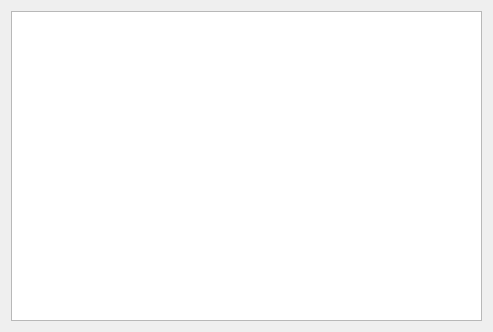
aschuman/CoBaB, file core/ui/ResultsPageWidget.ui: the form before one commit.
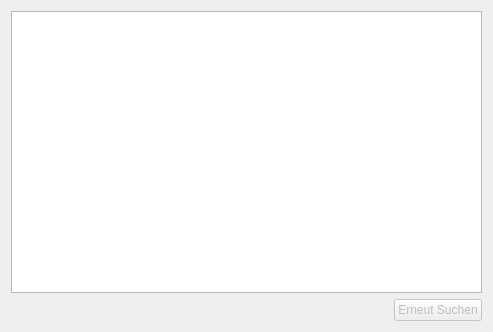
The form after the commit.

Commit message: Added 'new search' button to results page widget.

Patch:
```diff
--- a/core/ui/ResultsPageWidget.ui
+++ b/core/ui/ResultsPageWidget.ui
@@ -39,6 +39,33 @@
      </property>
     </widget>
    </item>
+   <item>
+    <layout class="QHBoxLayout" name="horizontalLayout">
+     <item>
+      <spacer name="horizontalSpacer">
+       <property name="orientation">
+        <enum>Qt::Horizontal</enum>
+       </property>
+       <property name="sizeHint" stdset="0">
+        <size>
+         <width>40</width>
+         <height>20</height>
+        </size>
+       </property>
+      </spacer>
+     </item>
+     <item>
+      <widget class="QPushButton" name="btnNewSearch">
+       <property name="enabled">
+        <bool>false</bool>
+       </property>
+       <property name="text">
+        <string>Erneut Suchen</string>
+       </property>
+      </widget>
+     </item>
+    </layout>
+   </item>
   </layout>
  </widget>
  <resources/>
```
The commit also changes 4 other files.
